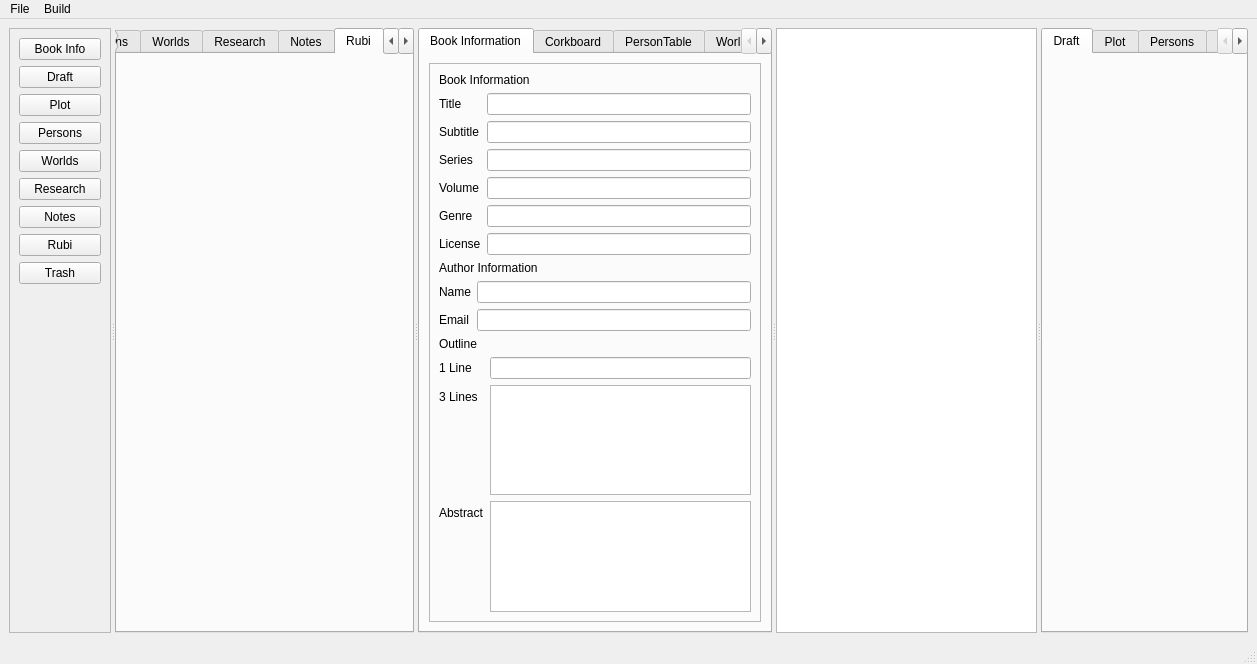
Above: mainwindow.ui from NovelLab/sms-editor1 before the change. Below: the same form after it.
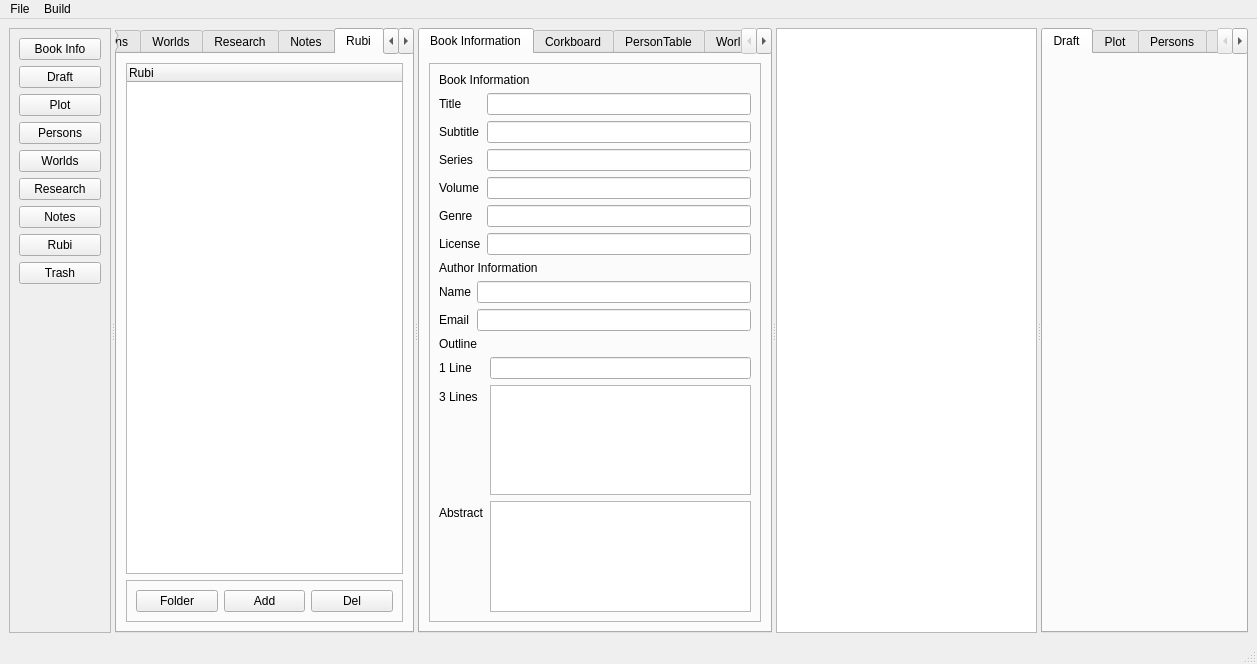
That is the form after the change. The open tabs and pages were chosen to show the change. Custom widgets are drawn as their Qt base class.

Commit message: Add: rubi tree to view changer.

```diff
--- a/mainwindow.ui
+++ b/mainwindow.ui
@@ -408,6 +408,50 @@
         <attribute name="title">
          <string>Rubi</string>
         </attribute>
+        <layout class="QVBoxLayout" name="verticalLayout_15">
+         <item>
+          <widget class="RubiTree" name="rubiTreeView">
+           <column>
+            <property name="text">
+             <string>Rubi</string>
+            </property>
+           </column>
+          </widget>
+         </item>
+         <item>
+          <widget class="QFrame" name="frame_9">
+           <property name="frameShape">
+            <enum>QFrame::StyledPanel</enum>
+           </property>
+           <property name="frameShadow">
+            <enum>QFrame::Raised</enum>
+           </property>
+           <layout class="QHBoxLayout" name="horizontalLayout_7">
+            <item>
+             <widget class="QPushButton" name="btnFolderRubi">
+              <property name="text">
+               <string>Folder</string>
+              </property>
+             </widget>
+            </item>
+            <item>
+             <widget class="QPushButton" name="btnAddRubi">
+              <property name="text">
+               <string>Add</string>
+              </property>
+             </widget>
+            </item>
+            <item>
+             <widget class="QPushButton" name="btnDelRubi">
+              <property name="text">
+               <string>Del</string>
+              </property>
+             </widget>
+            </item>
+           </layout>
+          </widget>
+         </item>
+        </layout>
        </widget>
        <widget class="QWidget" name="tabTrashTree">
         <attribute name="title">
@@ -792,6 +836,11 @@
    <extends>QTreeWidget</extends>
    <header>views/notestree.h</header>
   </customwidget>
+  <customwidget>
+   <class>RubiTree</class>
+   <extends>QTreeWidget</extends>
+   <header>views/rubitree.h</header>
+  </customwidget>
  </customwidgets>
  <resources/>
  <connections/>
```
Left out of the diff: 5 changed lines with no effect on the pictures. The commit also changes 7 other files.
